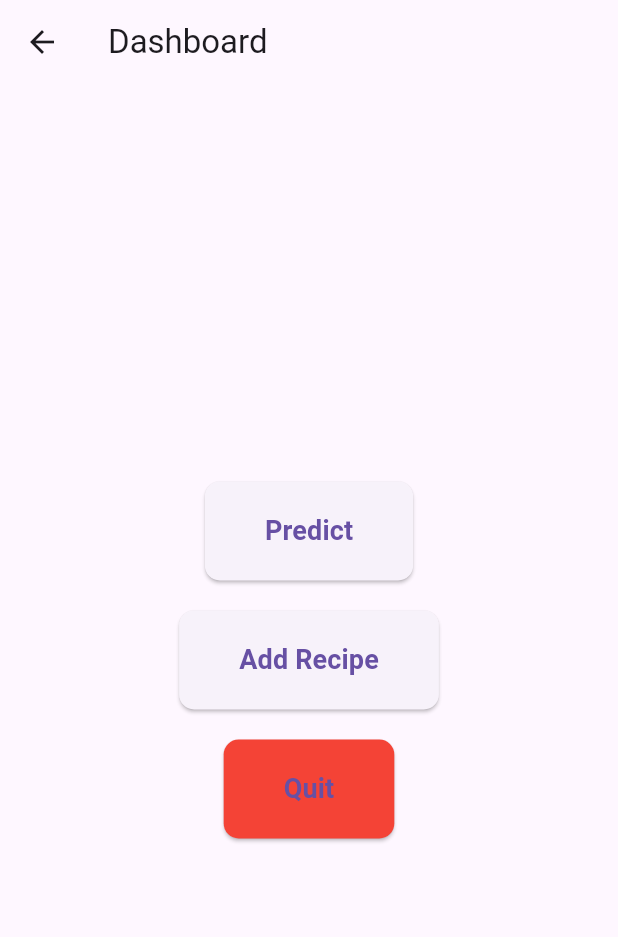
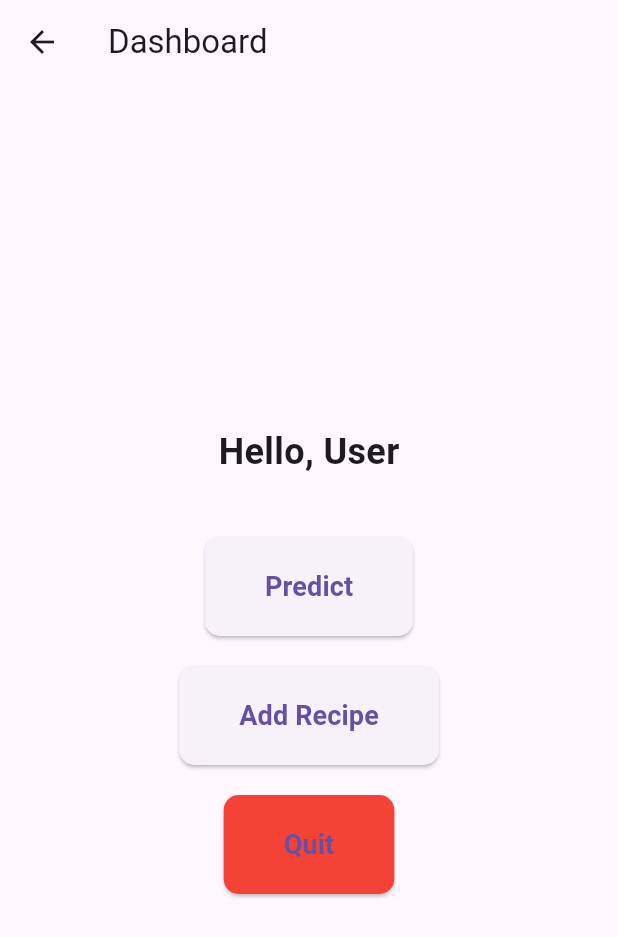
Before and after one commit to RoyYoussef1/FlutterRecipes, a Flutter app: the DashboardPage screen opened by its route, on a phone screen of 412 x 824 dp. Shown: the top 937 px of the screen. Run offline on Flutter 3.47's test engine with Material 3 defaults, Android fonts, the phone set to English and light mode, and no system bars; our stand-ins replace shared_preferences; accounts and stored records are empty.

```diff
--- a/lib/main.dart
+++ b/lib/main.dart
@@ -5,7 +5,8 @@ import 'package:shared_preferences/shared_preferences.dart';
 import 'package:flutter/services.dart';
 // import 'package:hive_flutter/hive_flutter.dart';
 
-void main() async {
+void main() {
+  WidgetsFlutterBinding.ensureInitialized();
   runApp(MyApp());
 }
 
@@ -139,6 +140,9 @@ class DashboardPage extends StatelessWidget {
 
   @override
   Widget build(BuildContext context) {
+    final String name =
+        ModalRoute.of(context)?.settings.arguments as String? ?? 'User';
+
     return Scaffold(
       appBar: AppBar(
         title: Text('Dashboard'),
@@ -147,6 +151,12 @@ class DashboardPage extends StatelessWidget {
         child: Column(
           mainAxisAlignment: MainAxisAlignment.center,
           children: [
+            // Personalized greeting
+            Text(
+              'Hello, $name',
+              style: TextStyle(fontSize: 24, fontWeight: FontWeight.bold),
+            ),
+            SizedBox(height: 40),
             // Predict Button
             ElevatedButton(
               onPressed: () {
@@ -353,7 +363,11 @@ class LoginPage extends StatelessWidget {
                           SnackBar(content: Text('Login Successful')),
                         );
 
-                        Navigator.pushReplacementNamed(context, '/dashboard');
+                        Navigator.pushReplacementNamed(
+                          context,
+                          '/dashboard',
+                          arguments: _nameController.text,
+                        );
                       } else {
                         ScaffoldMessenger.of(context).showSnackBar(
                           SnackBar(
```
Also changed, not shown: pubspec.yaml (line endings or trailing spaces).
